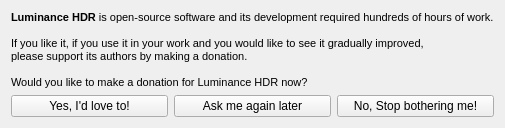
Qt form src/MainWindow/DonationDialog.ui (LuminanceHDR/LuminanceHDR) before a commit.
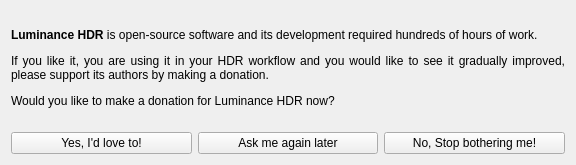
The same form after that commit.

Commit message: [Luminance HDR]: fix dark theme, using system icons (Linux only, to see what should be done in Mac/Win: bundled theme, fallback icons?) [MainWindow]: Show fullscreen, Fullscreen view of LDRs/HDRs, modified Autolevels [TonemappingPanel]: Minor fixes (UI, pregamma) [HelpBrowser]: Fixes for dark theme and system icons, print preview (printing help is crap right now, qt5.7 webengine has better printing support!!!) [Splash Screen]: Fixes for dark theme [About Dialog]: Fixes for dark theme

Patch:
```diff
--- a/src/MainWindow/DonationDialog.ui
+++ b/src/MainWindow/DonationDialog.ui
@@ -2,6 +2,14 @@
 <ui version="4.0">
  <class>DonationDialog</class>
  <widget class="QWidget" name="DonationDialog">
+  <property name="geometry">
+   <rect>
+    <x>0</x>
+    <y>0</y>
+    <width>576</width>
+    <height>165</height>
+   </rect>
+  </property>
   <property name="sizePolicy">
    <sizepolicy hsizetype="Minimum" vsizetype="Minimum">
     <horstretch>0</horstretch>
@@ -11,19 +19,8 @@
   <property name="windowTitle">
    <string>Luminance HDR - Make a Donation</string>
   </property>
-  <layout class="QVBoxLayout" name="verticalLayout">
-   <item>
-    <widget class="QLabel" name="message">
-     <property name="text">
-      <string>&lt;!DOCTYPE HTML PUBLIC &quot;-//W3C//DTD HTML 4.0//EN&quot; &quot;http://www.w3.org/TR/REC-html40/strict.dtd&quot;&gt;
-&lt;html&gt;&lt;head&gt;&lt;meta name=&quot;qrichtext&quot; content=&quot;1&quot; /&gt;&lt;style type=&quot;text/css&quot;&gt;
-p, li { white-space: pre-wrap; }
-&lt;/style&gt;&lt;/head&gt;&lt;body style=&quot; font-family:'Droid Sans'; font-size:8pt; font-weight:400; font-style:normal;&quot;&gt;
-&lt;p style=&quot; margin-top:0px; margin-bottom:0px; margin-left:0px; margin-right:0px; -qt-block-indent:0; text-indent:0px;&quot;&gt;&lt;span style=&quot; font-family:'Sans Serif'; font-weight:600; color:#000000;&quot;&gt;Luminance HDR&lt;/span&gt;&lt;span style=&quot; font-family:'Sans Serif'; color:#000000;&quot;&gt; is open-source software and its development required hundreds of hours of work.&lt;br /&gt;&lt;br /&gt;If you like it, if you use it in your work and you would like to see it gradually improved,&lt;br /&gt;please support its authors by making a donation.&lt;br /&gt;&lt;br /&gt;Would you like to make a donation for Luminance HDR now?&lt;/span&gt;&lt;/p&gt;&lt;/body&gt;&lt;/html&gt;</string>
-     </property>
-    </widget>
-   </item>
-   <item>
+  <layout class="QGridLayout" name="gridLayout">
+   <item row="1" column="0">
     <layout class="QHBoxLayout" name="horizontalLayout">
      <item>
       <widget class="QPushButton" name="yesButton">
@@ -54,6 +51,19 @@
      </item>
     </layout>
    </item>
+   <item row="0" column="0">
+    <widget class="QLabel" name="label">
+     <property name="text">
+      <string>&lt;html&gt;&lt;head/&gt;&lt;body&gt;&lt;p&gt;&lt;span style=&quot; font-weight:600;&quot;&gt;Luminance HDR&lt;/span&gt; is open-source software and its development required hundreds of hours of work.&lt;/p&gt;&lt;p&gt;If you like it,  you are using it in your HDR workflow and you would like to see it gradually improved, please support its authors by making a donation.&lt;/p&gt;&lt;p&gt;Would you like to make a donation for Luminance HDR now?&lt;/p&gt;&lt;/body&gt;&lt;/html&gt;</string>
+     </property>
+     <property name="alignment">
+      <set>Qt::AlignJustify|Qt::AlignVCenter</set>
+     </property>
+     <property name="wordWrap">
+      <bool>true</bool>
+     </property>
+    </widget>
+   </item>
   </layout>
  </widget>
  <tabstops>
```
The commit also changes 41 other files.
